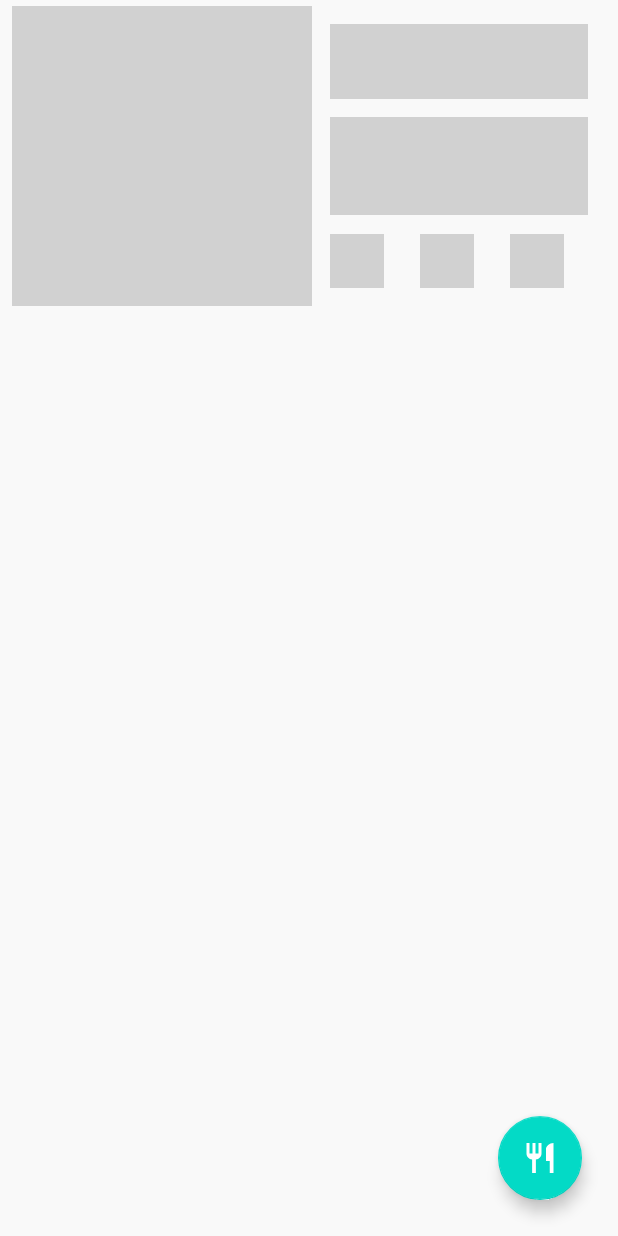
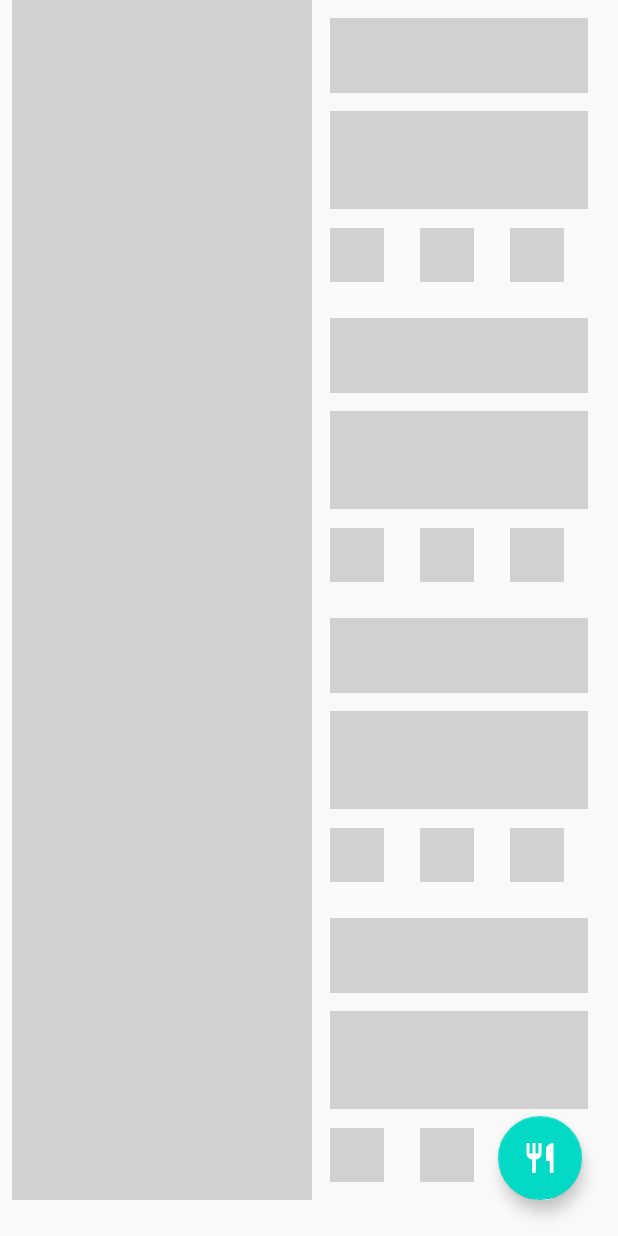
Before and after one commit to Oiuwm/Foodies, an Android app: the layout fragment_recipes.xml on its own in the app's theme, with its tools: preview values and no code run, on a phone screen of 412 x 824 dp. Run offline under Robolectric (Android 15) with nearby library versions, the phone set to English and light mode, and no system bars; Roboto replaces fonts that are not available here.

Commit message:
still working

```diff
--- a/app/src/main/java/orizemanltd/com/foodies/adapter/RecipesAdapter.kt
+++ b/app/src/main/java/orizemanltd/com/foodies/adapters/RecipesAdapter.kt
@@ -1,4 +1,4 @@
-package orizemanltd.com.foodies.adapter
+package orizemanltd.com.foodies.adapters
 
 import android.view.LayoutInflater
 import android.view.ViewGroup
@@ -6,7 +6,7 @@ import androidx.recyclerview.widget.DiffUtil
 import androidx.recyclerview.widget.ListAdapter
 import androidx.recyclerview.widget.RecyclerView
 import orizemanltd.com.foodies.databinding.RecipesRowLayoutBinding
-import orizemanltd.com.foodies.model.Result
+import orizemanltd.com.foodies.models.Result
 
 class RecipesAdapter() : ListAdapter<Result, RecipesAdapter.MyViewModel>(MainAdapterDiff) {
 
--- a/app/src/main/java/orizemanltd/com/foodies/data/RemoteDataSource.kt
+++ b/app/src/main/java/orizemanltd/com/foodies/data/RemoteDataSource.kt
@@ -1,7 +1,7 @@
 package orizemanltd.com.foodies.data
 
 import orizemanltd.com.foodies.data.network.FoodRecipesApi
-import orizemanltd.com.foodies.model.FoodRecipe
+import orizemanltd.com.foodies.models.FoodRecipe
 import retrofit2.Response
 import javax.inject.Inject
 
--- a/app/src/main/java/orizemanltd/com/foodies/data/network/FoodRecipesApi.kt
+++ b/app/src/main/java/orizemanltd/com/foodies/data/network/FoodRecipesApi.kt
@@ -1,6 +1,6 @@
 package orizemanltd.com.foodies.data.network
 
-import orizemanltd.com.foodies.model.FoodRecipe
+import orizemanltd.com.foodies.models.FoodRecipe
 import retrofit2.Response
 import retrofit2.http.GET
 import retrofit2.http.QueryMap
--- a/app/src/main/java/orizemanltd/com/foodies/model/ExtendedIngredient.kt
+++ b/app/src/main/java/orizemanltd/com/foodies/models/ExtendedIngredient.kt
@@ -1,4 +1,4 @@
-package orizemanltd.com.foodies.model
+package orizemanltd.com.foodies.models
 
 
 import com.google.gson.annotations.SerializedName
--- a/app/src/main/java/orizemanltd/com/foodies/model/FoodRecipe.kt
+++ b/app/src/main/java/orizemanltd/com/foodies/models/FoodRecipe.kt
@@ -1,4 +1,4 @@
-package orizemanltd.com.foodies.model
+package orizemanltd.com.foodies.models
 
 
 import com.google.gson.annotations.SerializedName
--- a/app/src/main/java/orizemanltd/com/foodies/model/Result.kt
+++ b/app/src/main/java/orizemanltd/com/foodies/models/Result.kt
@@ -1,4 +1,4 @@
-package orizemanltd.com.foodies.model
+package orizemanltd.com.foodies.models
 
 
 import com.google.gson.annotations.SerializedName
--- a/app/src/main/res/layout/fragment_recipes.xml
+++ b/app/src/main/res/layout/fragment_recipes.xml
@@ -7,8 +7,9 @@
     android:background="@color/lightGray"
     tools:context=".ui.fragments.recipes.RecipesFragment">
 
+
     <com.facebook.shimmer.ShimmerFrameLayout
-        android:id="@+id/recyclerView"
+        android:id="@+id/shimmerFrameLayout"
         android:layout_width="0dp"
         android:layout_height="0dp"
         android:layout_marginStart="8dp"
@@ -18,23 +19,40 @@
         app:layout_constraintStart_toStartOf="parent"
         app:layout_constraintTop_toTopOf="parent">
 
-        <include layout="@layout/placeholder_row_layout"/>
+        <LinearLayout
+            android:layout_width="match_parent"
+            android:layout_height="match_parent"
+            android:orientation="vertical">
+
+            <include layout="@layout/placeholder_row_layout" />
+
+            <include layout="@layout/placeholder_row_layout" />
+
+            <include layout="@layout/placeholder_row_layout" />
+
+            <include layout="@layout/placeholder_row_layout" />
+        </LinearLayout>
+
 
     </com.facebook.shimmer.ShimmerFrameLayout>
 
+    <androidx.recyclerview.widget.RecyclerView
+        android:id="@+id/recycler_view"
+        android:layout_width="match_parent"
+        android:layout_height="match_parent" />
+
+
     <com.google.android.material.floatingactionbutton.FloatingActionButton
-        android:id="@+id/flButton"
+        android:id="@+id/floatingActionButton2"
         android:layout_width="wrap_content"
-        android:layout_height="wrap_content"
+        android:layout_height="78dp"
         android:layout_marginEnd="24dp"
         android:layout_marginBottom="24dp"
         android:clickable="true"
-        android:focusable="true"
         android:src="@drawable/ic_restaurant"
         app:layout_constraintBottom_toBottomOf="parent"
         app:layout_constraintEnd_toEndOf="parent"
-        app:tint="@color/white"
-        tools:ignore="SpeakableTextPresentCheck" />
+        app:tint="@color/white" />
 
     <ImageView
         android:id="@+id/error_imageView"
--- a/app/src/main/res/layout/placeholder_row_layout.xml
+++ b/app/src/main/res/layout/placeholder_row_layout.xml
@@ -2,15 +2,13 @@
 <androidx.constraintlayout.widget.ConstraintLayout xmlns:android="http://schemas.android.com/apk/res/android"
     xmlns:app="http://schemas.android.com/apk/res-auto"
     android:layout_width="match_parent"
-    android:layout_height="200dp"
-    android:layout_marginTop="4dp"
-    android:layout_marginBottom="4dp">
+    android:layout_height="200dp">
 
     <View
         android:id="@+id/view"
         android:layout_width="200dp"
+        android:background="@color/mediumGray"
         android:layout_height="wrap_content"
-        android:background="@color/mediumGray"
         app:layout_constraintBottom_toBottomOf="parent"
         app:layout_constraintStart_toStartOf="parent"
         app:layout_constraintTop_toTopOf="parent" />
@@ -19,10 +17,10 @@
         android:id="@+id/view2"
         android:layout_width="0dp"
         android:layout_height="50dp"
+        android:background="@color/mediumGray"
         android:layout_marginStart="12dp"
         android:layout_marginTop="12dp"
         android:layout_marginEnd="12dp"
-        android:background="@color/mediumGray"
         app:layout_constraintEnd_toEndOf="parent"
         app:layout_constraintStart_toEndOf="@+id/view"
         app:layout_constraintTop_toTopOf="parent" />
@@ -45,8 +43,8 @@
         android:layout_marginBottom="12dp"
         android:background="@color/mediumGray"
         app:layout_constraintBottom_toBottomOf="parent"
-        app:layout_constraintStart_toStartOf="@id/view3"
-        app:layout_constraintTop_toBottomOf="@id/view3" />
+        app:layout_constraintStart_toStartOf="@+id/view3"
+        app:layout_constraintTop_toBottomOf="@+id/view3" />
 
     <View
         android:id="@+id/view5"
@@ -54,8 +52,8 @@
         android:layout_height="36dp"
         android:layout_marginStart="24dp"
         android:background="@color/mediumGray"
-        app:layout_constraintStart_toEndOf="@id/view4"
-        app:layout_constraintTop_toTopOf="@id/view4" />
+        app:layout_constraintStart_toEndOf="@+id/view4"
+        app:layout_constraintTop_toTopOf="@+id/view4" />
 
     <View
         android:id="@+id/view6"
@@ -63,8 +61,7 @@
         android:layout_height="36dp"
         android:layout_marginStart="24dp"
         android:background="@color/mediumGray"
-        app:layout_constraintStart_toEndOf="@id/view5"
-        app:layout_constraintTop_toTopOf="@id/view5" />
-
+        app:layout_constraintStart_toEndOf="@+id/view5"
+        app:layout_constraintTop_toTopOf="@+id/view5" />
 
 </androidx.constraintlayout.widget.ConstraintLayout>
--- a/app/src/main/res/layout/recipes_row_layout.xml
+++ b/app/src/main/res/layout/recipes_row_layout.xml
@@ -6,15 +6,14 @@
     <data>
         <variable
             name="result"
-            type="orizemanltd.com.foodies.model.Result" />
+            type="orizemanltd.com.foodies.models.Result" />
     </data>
 
     <androidx.constraintlayout.widget.ConstraintLayout
         android:id="@+id/recipesRowLayout"
         android:layout_width="match_parent"
         android:layout_height="wrap_content"
-        android:layout_marginTop="4dp"
-        android:layout_marginBottom="4dp">
+        android:layout_margin="4dp">
 
         <com.google.android.material.card.MaterialCardView
             android:id="@+id/row_cardView"
@@ -38,6 +37,7 @@
                     android:layout_width="200dp"
                     android:layout_height="0dp"
                     android:scaleType="centerCrop"
+                    loadImageFromUrl="@{result.image}"
                     app:layout_constraintBottom_toBottomOf="parent"
                     app:layout_constraintStart_toStartOf="parent"
                     app:layout_constraintTop_toTopOf="parent"
```
Also changed, not shown: app/build.gradle (+45 -32 lines), app/src/main/java/orizemanltd/com/foodies/bindingadapters/RecipesRowBinding.kt (renamed from app/src/main/java/orizemanltd/com/foodies/bindingAdapter/RecipesRowBinding.kt, +10 -1 lines), app/src/main/java/orizemanltd/com/foodies/ui/MainActivity.kt (+12 -6 lines), app/src/main/java/orizemanltd/com/foodies/ui/fragments/recipes/RecipesFragment.kt (+76 -4 lines), app/src/main/java/orizemanltd/com/foodies/util/Constants.kt (deleted, +0 -10 lines), app/src/main/java/orizemanltd/com/foodies/viewmodels/MainViewModel.kt (renamed from app/src/main/java/orizemanltd/MainViewModel.kt, +11 -3 lines), app/src/main/java/orizemanltd/com/foodies/viewmodels/RecipesViewModel.kt (added, +27 -0 lines).
